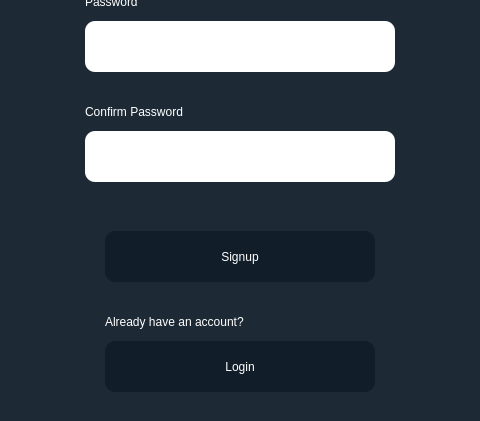
Qt form UI FIles/signup.ui (Hyancinth/PacemakerGUI) before a commit; both pictures show x 360 to 840 and y 379 to 800 of the 1200 by 800 pixel window.
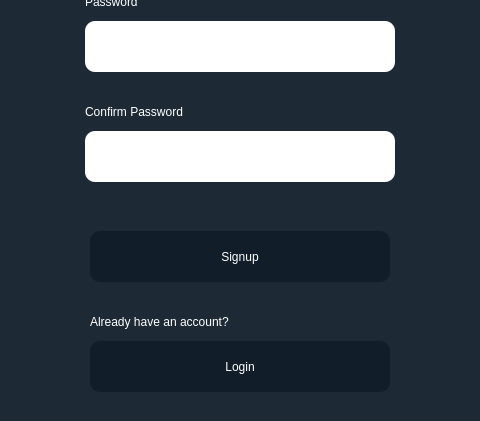
The same form after that commit.

Commit message: Updates all screens and implements systemView

```diff
--- a/UI FIles/signup.ui
+++ b/UI FIles/signup.ui
@@ -79,9 +79,9 @@
    <widget class="QPushButton" name="login_button">
     <property name="geometry">
      <rect>
-      <x>465</x>
+      <x>450</x>
       <y>720</y>
-      <width>270</width>
+      <width>300</width>
       <height>51</height>
      </rect>
     </property>
@@ -163,9 +163,9 @@
    <widget class="QPushButton" name="signup_button">
     <property name="geometry">
      <rect>
-      <x>465</x>
+      <x>450</x>
       <y>610</y>
-      <width>270</width>
+      <width>300</width>
       <height>51</height>
      </rect>
     </property>
@@ -183,7 +183,7 @@
      <rect>
       <x>450</x>
       <y>570</y>
-      <width>301</width>
+      <width>300</width>
       <height>31</height>
      </rect>
     </property>
@@ -205,7 +205,7 @@
      <rect>
       <x>445</x>
       <y>470</y>
-      <width>181</width>
+      <width>300</width>
       <height>41</height>
      </rect>
     </property>
@@ -236,9 +236,9 @@
    <widget class="QLabel" name="label_4">
     <property name="geometry">
      <rect>
-      <x>465</x>
+      <x>450</x>
       <y>680</y>
-      <width>291</width>
+      <width>300</width>
       <height>41</height>
      </rect>
     </property>
```
Left out of the diff: 6 changed lines with no effect on the pictures. The commit also changes 5 other files.
